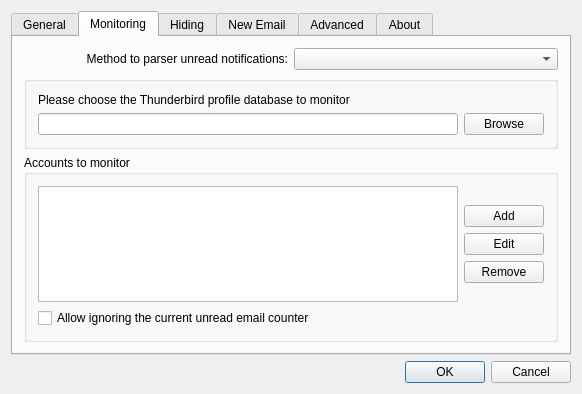
Above: src/dialogsettings.ui from gyunaev/birdtray before the change. Below: the same form after it.
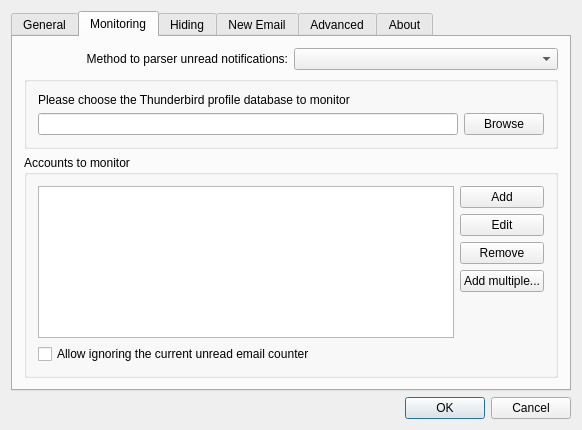
That is the form after the change. The open tabs and pages were chosen to show the change. Custom widgets are drawn as their Qt base class.

Commit message: Added "Add multiple" button which allows adding several MSF files

Diff of the .ui file:
```diff
--- a/src/dialogsettings.ui
+++ b/src/dialogsettings.ui
@@ -7,7 +7,7 @@
     <x>0</x>
     <y>0</y>
     <width>576</width>
-    <height>394</height>
+    <height>430</height>
    </rect>
   </property>
   <property name="windowTitle">
@@ -306,19 +306,6 @@
             </item>
             <item>
              <layout class="QVBoxLayout" name="verticalLayout_2">
-              <item>
-               <spacer name="verticalSpacer_2">
-                <property name="orientation">
-                 <enum>Qt::Vertical</enum>
-                </property>
-                <property name="sizeHint" stdset="0">
-                 <size>
-                  <width>20</width>
-                  <height>40</height>
-                 </size>
-                </property>
-               </spacer>
-              </item>
               <item>
                <widget class="QPushButton" name="btnAccountAdd">
                 <property name="text">
@@ -341,7 +328,14 @@
                </widget>
               </item>
               <item>
-               <spacer name="verticalSpacer_3">
+               <widget class="QPushButton" name="btnAccountAddMultiple">
+                <property name="text">
+                 <string>Add multiple...</string>
+                </property>
+               </widget>
+              </item>
+              <item>
+               <spacer name="verticalSpacer_10">
                 <property name="orientation">
                  <enum>Qt::Vertical</enum>
                 </property>
```
Left out of the diff: 2 changed lines with no effect on the pictures. The commit also changes 2 other files.
